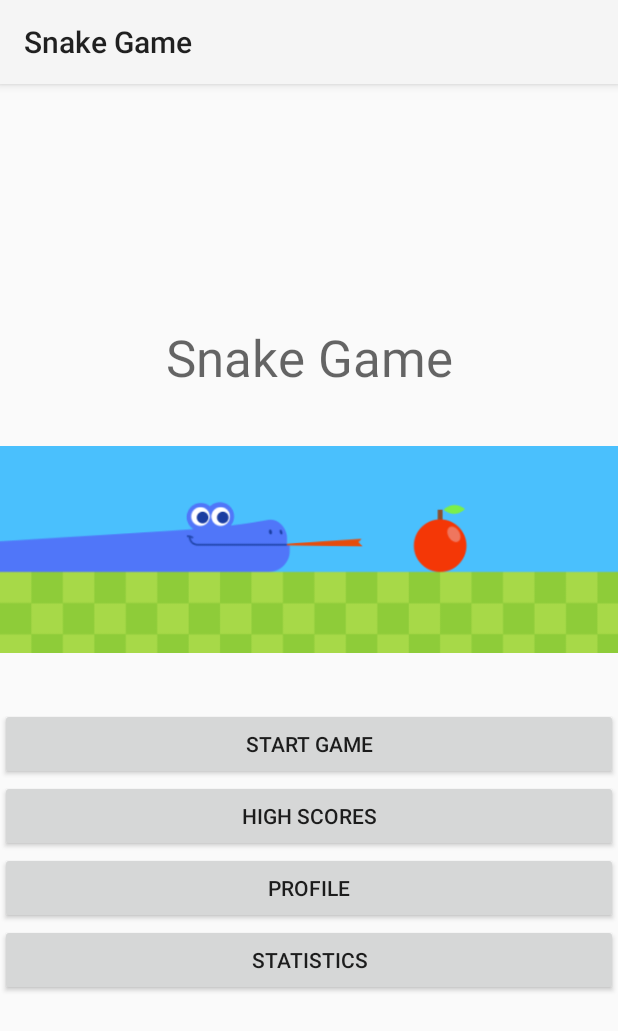
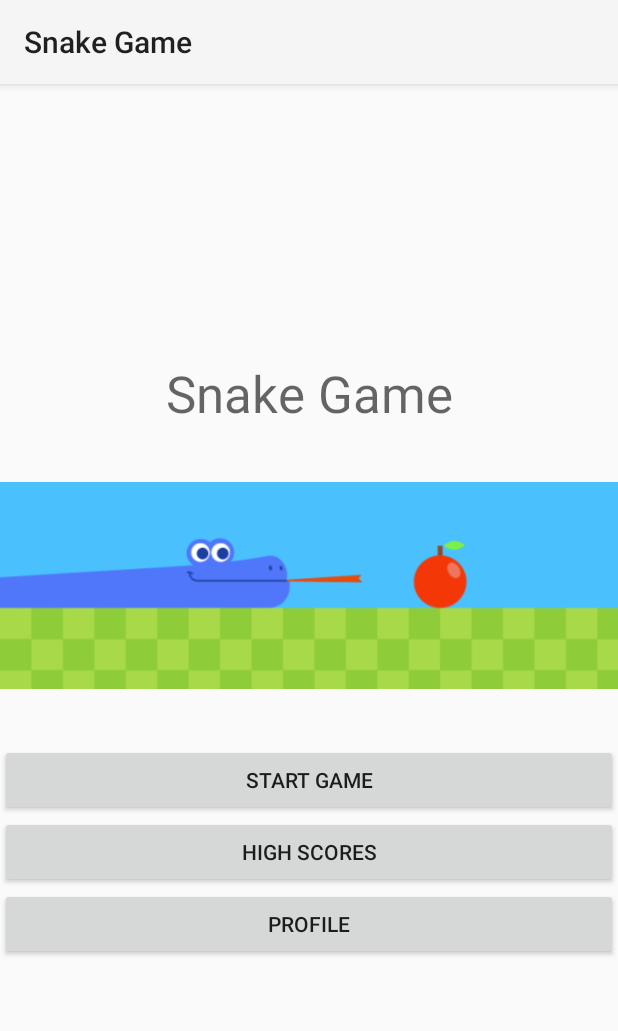
Before and after one commit to overwatcheddude/cia4003_ahmed_osama_snake, an Android app: the MainActivity screen opened directly, with no data from a screen before it, on a phone screen of 412 x 824 dp. Shown: the top 1031 px of the screen. Run offline under Robolectric (Android 15) with nearby library versions, the phone set to English and light mode, and no system bars.

Commit message:
Removed statistics button because it is no longer part of the rubric

```diff
--- a/app/src/main/res/layout/activity_main.xml
+++ b/app/src/main/res/layout/activity_main.xml
@@ -51,13 +51,4 @@
         tools:layout_editor_absoluteX="147dp"
         tools:layout_editor_absoluteY="132dp" />
 
-    <Button
-        android:id="@+id/btnStatistics"
-        android:layout_width="match_parent"
-        android:layout_height="wrap_content"
-        android:onClick="OnActivityClick"
-        android:text="Statistics"
-        tools:layout_editor_absoluteX="147dp"
-        tools:layout_editor_absoluteY="132dp" />
-
 </LinearLayout>
```
